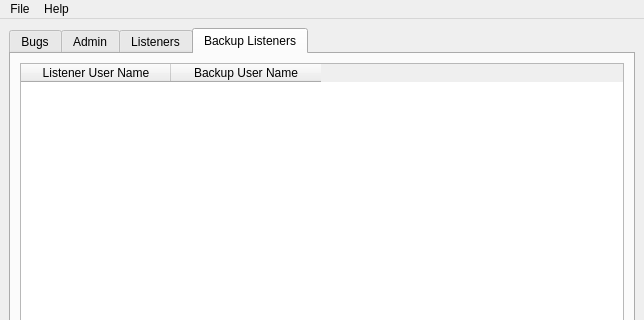
First picture: the form in Admin Tools/Python/SupportClasses/dashboard.ui, repository MichaelNeal572/PythonPortfolio.BugTracker, before the edit; both pictures show x 0 to 644 and y 0 to 320 of the 644 by 749 pixel window.
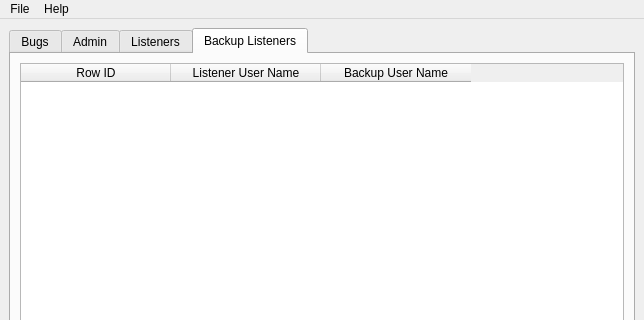
Second picture: the form after the edit. The open tabs and pages were chosen to show the change.

The edit to the form file:
```diff
--- a/Admin Tools/Python/SupportClasses/dashboard.ui
+++ b/Admin Tools/Python/SupportClasses/dashboard.ui
@@ -671,6 +671,11 @@
           <attribute name="verticalHeaderCascadingSectionResizes">
            <bool>false</bool>
           </attribute>
+          <column>
+           <property name="text">
+            <string>Row ID</string>
+           </property>
+          </column>
           <column>
            <property name="text">
             <string>Listener User Name</string>
```
Left out of the diff: 12 changed lines with no effect on the pictures.
